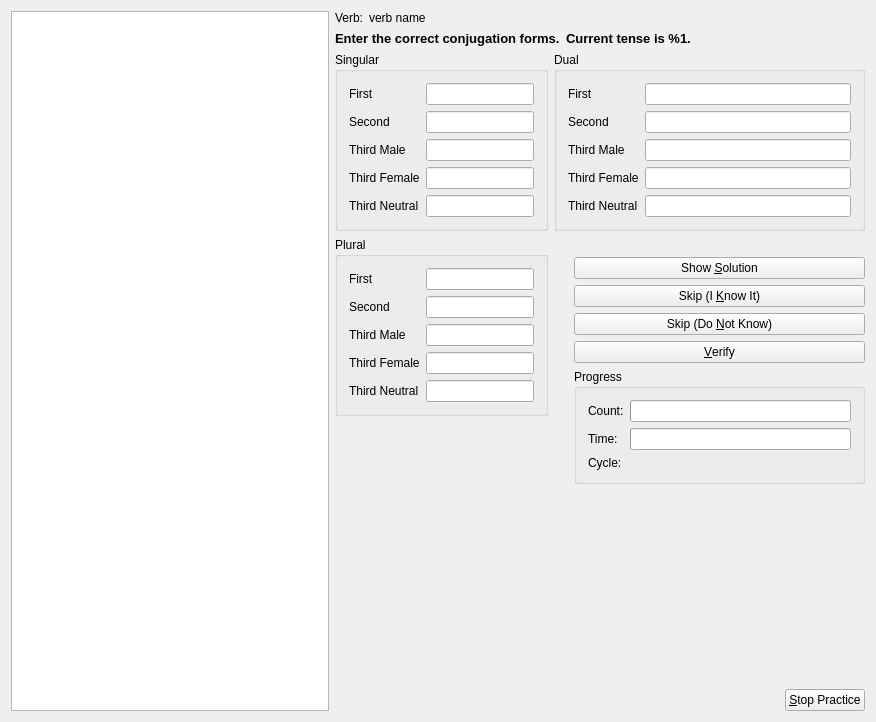
The window that src/practiceold/VerbQueryDlgForm.ui (KDE/parley) describes before a commit, drawn with Qt 5.
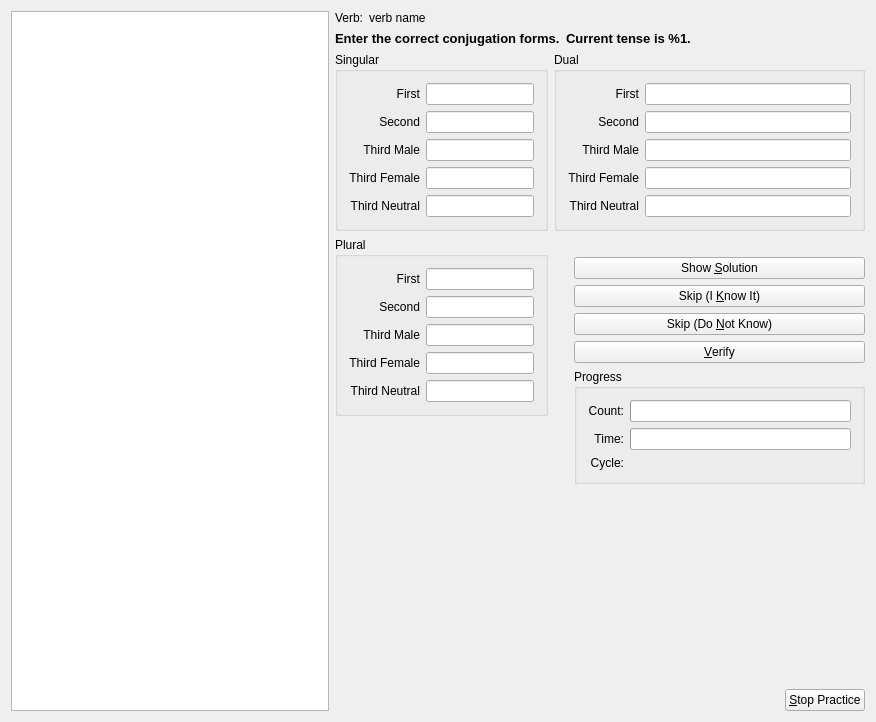
The same window after the commit.

Commit message: make some dialog labels right aligned

The edit to the form file:
```diff
--- a/src/practiceold/VerbQueryDlgForm.ui
+++ b/src/practiceold/VerbQueryDlgForm.ui
@@ -123,6 +123,9 @@
               <property name="text" >
                <string>First</string>
               </property>
+              <property name="alignment" >
+               <set>Qt::AlignRight|Qt::AlignTrailing|Qt::AlignVCenter</set>
+              </property>
               <property name="buddy" >
                <cstring>singularFirstPersonLineEdit</cstring>
               </property>
@@ -136,6 +139,9 @@
               <property name="text" >
                <string>Second</string>
               </property>
+              <property name="alignment" >
+               <set>Qt::AlignRight|Qt::AlignTrailing|Qt::AlignVCenter</set>
+              </property>
               <property name="buddy" >
                <cstring>singularSecondPersonLineEdit</cstring>
               </property>
@@ -149,6 +155,9 @@
               <property name="text" >
                <string>Third Male</string>
               </property>
+              <property name="alignment" >
+               <set>Qt::AlignRight|Qt::AlignTrailing|Qt::AlignVCenter</set>
+              </property>
               <property name="buddy" >
                <cstring>singularThirdMalePersonLineEdit</cstring>
               </property>
@@ -162,6 +171,9 @@
               <property name="text" >
                <string>Third Female</string>
               </property>
+              <property name="alignment" >
+               <set>Qt::AlignRight|Qt::AlignTrailing|Qt::AlignVCenter</set>
+              </property>
               <property name="buddy" >
                <cstring>singularThirdFemalePersonLineEdit</cstring>
               </property>
@@ -175,6 +187,9 @@
               <property name="text" >
                <string>Third Neutral</string>
               </property>
+              <property name="alignment" >
+               <set>Qt::AlignRight|Qt::AlignTrailing|Qt::AlignVCenter</set>
+              </property>
               <property name="buddy" >
                <cstring>singularThirdNeutralPersonLineEdit</cstring>
               </property>
@@ -197,6 +212,9 @@
               <property name="text" >
                <string>First</string>
               </property>
+              <property name="alignment" >
+               <set>Qt::AlignRight|Qt::AlignTrailing|Qt::AlignVCenter</set>
+              </property>
               <property name="buddy" >
                <cstring>pluralFirstPersonLineEdit</cstring>
               </property>
@@ -210,6 +228,9 @@
               <property name="text" >
                <string>Second</string>
               </property>
+              <property name="alignment" >
+               <set>Qt::AlignRight|Qt::AlignTrailing|Qt::AlignVCenter</set>
+              </property>
               <property name="buddy" >
                <cstring>pluralSecondPersonLineEdit</cstring>
               </property>
@@ -223,6 +244,9 @@
               <property name="text" >
                <string>Third Male</string>
               </property>
+              <property name="alignment" >
+               <set>Qt::AlignRight|Qt::AlignTrailing|Qt::AlignVCenter</set>
+              </property>
               <property name="buddy" >
                <cstring>pluralThirdMalePersonLineEdit</cstring>
               </property>
@@ -236,6 +260,9 @@
               <property name="text" >
                <string>Third Female</string>
               </property>
+              <property name="alignment" >
+               <set>Qt::AlignRight|Qt::AlignTrailing|Qt::AlignVCenter</set>
+              </property>
               <property name="buddy" >
                <cstring>pluralThirdFemalePersonLineEdit</cstring>
               </property>
@@ -249,6 +276,9 @@
               <property name="text" >
                <string>Third Neutral</string>
               </property>
+              <property name="alignment" >
+               <set>Qt::AlignRight|Qt::AlignTrailing|Qt::AlignVCenter</set>
+              </property>
               <property name="buddy" >
                <cstring>pluralThirdNeutralPersonLineEdit</cstring>
               </property>
@@ -288,6 +318,9 @@
               <property name="text" >
                <string>First</string>
               </property>
+              <property name="alignment" >
+               <set>Qt::AlignRight|Qt::AlignTrailing|Qt::AlignVCenter</set>
+              </property>
               <property name="buddy" >
                <cstring>dualFirstPersonLineEdit</cstring>
               </property>
@@ -301,6 +334,9 @@
               <property name="text" >
                <string>Second</string>
               </property>
+              <property name="alignment" >
+               <set>Qt::AlignRight|Qt::AlignTrailing|Qt::AlignVCenter</set>
+              </property>
               <property name="buddy" >
                <cstring>dualSecondPersonLineEdit</cstring>
               </property>
@@ -314,6 +350,9 @@
               <property name="text" >
                <string>Third Male</string>
               </property>
+              <property name="alignment" >
+               <set>Qt::AlignRight|Qt::AlignTrailing|Qt::AlignVCenter</set>
+              </property>
               <property name="buddy" >
                <cstring>dualThirdMalePersonLineEdit</cstring>
               </property>
@@ -327,6 +366,9 @@
               <property name="text" >
                <string>Third Female</string>
               </property>
+              <property name="alignment" >
+               <set>Qt::AlignRight|Qt::AlignTrailing|Qt::AlignVCenter</set>
+              </property>
               <property name="buddy" >
                <cstring>dualThirdFemalePersonLineEdit</cstring>
               </property>
@@ -340,6 +382,9 @@
               <property name="text" >
                <string>Third Neutral</string>
               </property>
+              <property name="alignment" >
+               <set>Qt::AlignRight|Qt::AlignTrailing|Qt::AlignVCenter</set>
+              </property>
               <property name="buddy" >
                <cstring>dualThirdNeutralPersonLineEdit</cstring>
               </property>
@@ -469,6 +514,9 @@
                   <property name="text" >
                    <string>Count:</string>
                   </property>
+                  <property name="alignment" >
+                   <set>Qt::AlignRight|Qt::AlignTrailing|Qt::AlignVCenter</set>
+                  </property>
                  </widget>
                 </item>
                 <item row="1" column="0" >
@@ -482,6 +530,9 @@
                   <property name="text" >
                    <string>Time:</string>
                   </property>
+                  <property name="alignment" >
+                   <set>Qt::AlignRight|Qt::AlignTrailing|Qt::AlignVCenter</set>
+                  </property>
                  </widget>
                 </item>
                 <item row="2" column="0" >
@@ -492,6 +543,9 @@
                   <property name="text" >
                    <string>Cycle:</string>
                   </property>
+                  <property name="alignment" >
+                   <set>Qt::AlignRight|Qt::AlignTrailing|Qt::AlignVCenter</set>
+                  </property>
                  </widget>
                 </item>
                 <item row="2" column="1" >
```
The commit also changes 15 other files.
